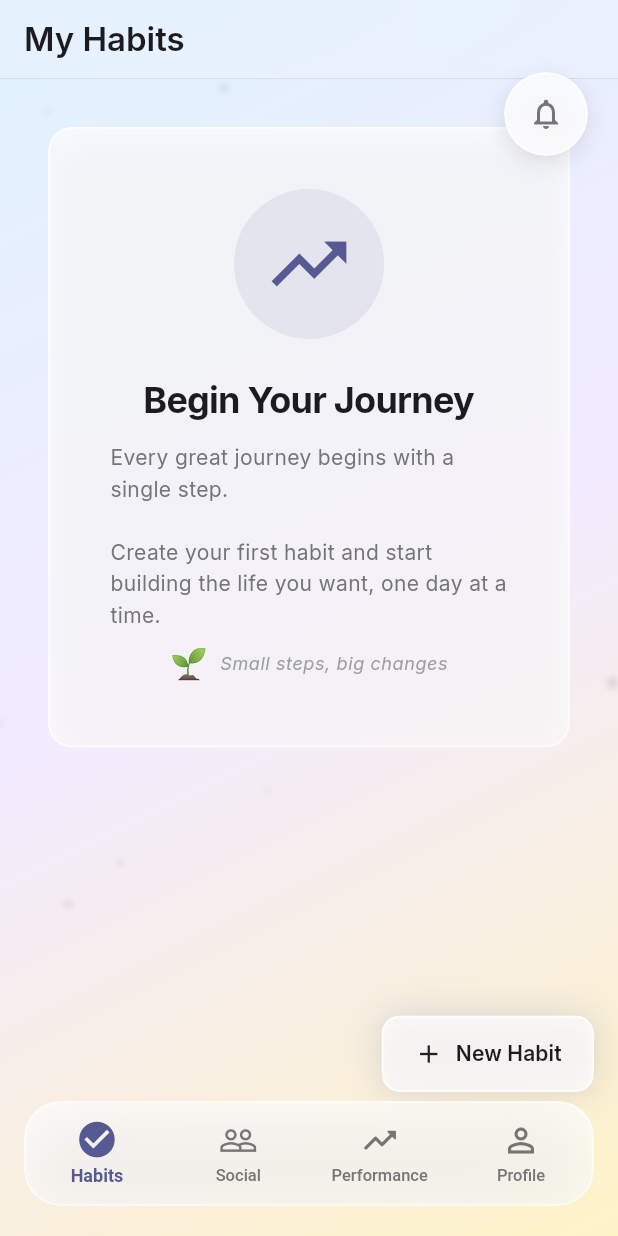
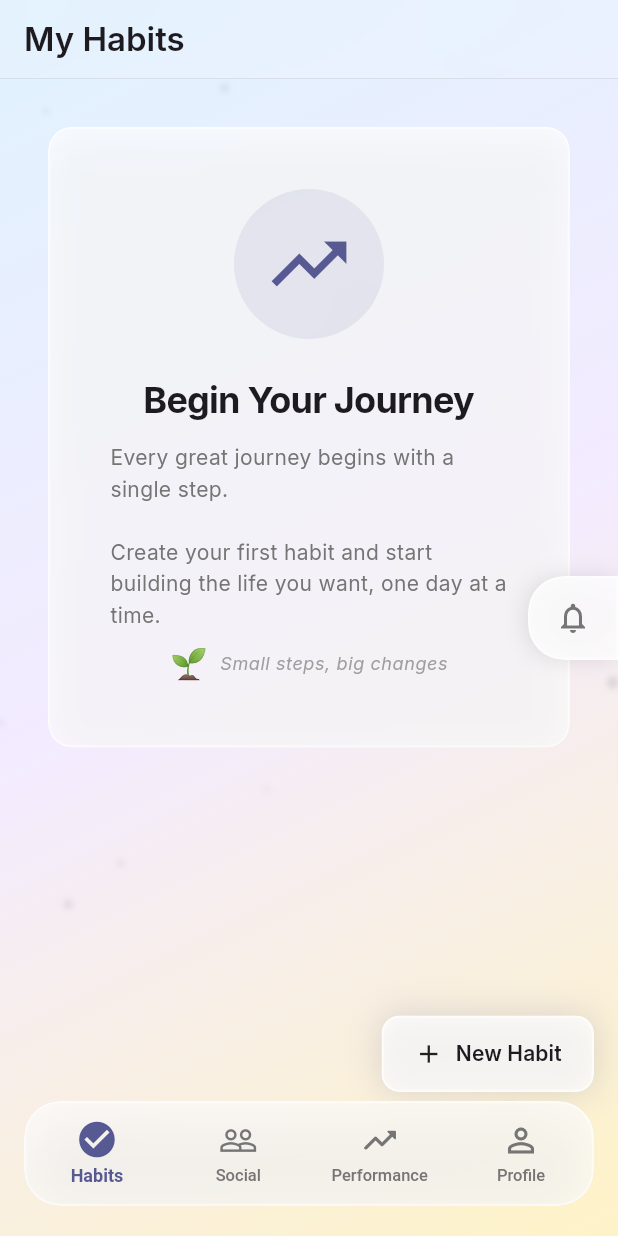
Before and after one commit to dekaos/my-habits, a Flutter app: the HomeScreen screen opened directly, on a phone screen of 412 x 824 dp. Run offline on Flutter 3.47's test engine with Material 3 defaults, Android fonts, the phone set to English and light mode, and no system bars; our stand-ins replace audioplayers, confetti, fl_chart, flutter_local_notifications, flutter_riverpod, flutter_slidable and 6 more; accounts and stored records are empty; network calls fail; project files that could hold a hidden picture were left out.

Commit message:
Home > Repositionate float button

```diff
--- a/lib/screens/home/home_screen.dart
+++ b/lib/screens/home/home_screen.dart
@@ -113,16 +113,26 @@ class _HomeScreenState extends ConsumerState<HomeScreen>
       extendBody: true,
       backgroundColor:
           isDark ? const Color(0xFF0F0F1E) : const Color(0xFFF8F9FE),
-      body: AnimatedGradientBackground(
+      body: Stack(
+        children: [
+          AnimatedGradientBackground(
             child: IndexedStack(
               index: _currentIndex,
               children: tabs,
             ),
           ),
+          Positioned(
+            right: 0,
+            top: 0,
+            bottom: 0,
+            child: Center(
+              child:
+                  _buildNotificationButton(context, notificationState, isDark),
+            ),
+          ),
+        ],
+      ),
       bottomNavigationBar: _buildGlassBottomNav(isDark),
-      floatingActionButton:
-          _buildNotificationButton(context, notificationState, isDark),
-      floatingActionButtonLocation: FloatingActionButtonLocation.endTop,
     );
   }
 
@@ -131,26 +141,31 @@ class _HomeScreenState extends ConsumerState<HomeScreen>
     NotificationState notificationState,
     bool isDark,
   ) {
-    return Padding(
-      padding: const EdgeInsets.only(top: 48, right: 4),
-      child: Container(
+    return Container(
       decoration: BoxDecoration(
-          shape: BoxShape.circle,
+        borderRadius: const BorderRadius.only(
+          topLeft: Radius.circular(24),
+          bottomLeft: Radius.circular(24),
+        ),
         boxShadow: [
           BoxShadow(
             color: notificationState.unreadCount > 0
                 ? Theme.of(context).colorScheme.primary.withValues(alpha: .3)
                 : Colors.black.withValues(alpha: .1),
             blurRadius: 12,
-              offset: const Offset(0, 4),
+            offset: const Offset(-2, 0),
           ),
         ],
       ),
-        child: ClipOval(
+      child: ClipRRect(
+        borderRadius: const BorderRadius.only(
+          topLeft: Radius.circular(24),
+          bottomLeft: Radius.circular(24),
+        ),
         child: BackdropFilter(
           filter: ImageFilter.blur(sigmaX: 10, sigmaY: 10),
           child: Container(
-              width: 56,
+            width: 60,
             height: 56,
             decoration: BoxDecoration(
               color: isDark
@@ -162,7 +177,10 @@ class _HomeScreenState extends ConsumerState<HomeScreen>
                     : Colors.white.withValues(alpha: .5),
                 width: 1.5,
               ),
-                shape: BoxShape.circle,
+              borderRadius: const BorderRadius.only(
+                topLeft: Radius.circular(24),
+                bottomLeft: Radius.circular(24),
+              ),
             ),
             child: Stack(
               clipBehavior: Clip.none,
@@ -177,7 +195,12 @@ class _HomeScreenState extends ConsumerState<HomeScreen>
                         ),
                       );
                     },
-                      customBorder: const CircleBorder(),
+                    customBorder: const RoundedRectangleBorder(
+                      borderRadius: BorderRadius.only(
+                        topLeft: Radius.circular(24),
+                        bottomLeft: Radius.circular(24),
+                      ),
+                    ),
                     child: Center(
                       child: Icon(
                         notificationState.unreadCount > 0
@@ -193,8 +216,8 @@ class _HomeScreenState extends ConsumerState<HomeScreen>
                 ),
                 if (notificationState.unreadCount > 0)
                   Positioned(
-                      top: 8,
-                      right: 8,
+                    top: 6,
+                    right: 10,
                     child: Container(
                       padding: const EdgeInsets.all(4),
                       constraints: const BoxConstraints(
@@ -224,7 +247,6 @@ class _HomeScreenState extends ConsumerState<HomeScreen>
                     ),
                   ),
               ],
-              ),
             ),
           ),
         ),
```
Lines whose indentation alone changed are shown as unchanged.
